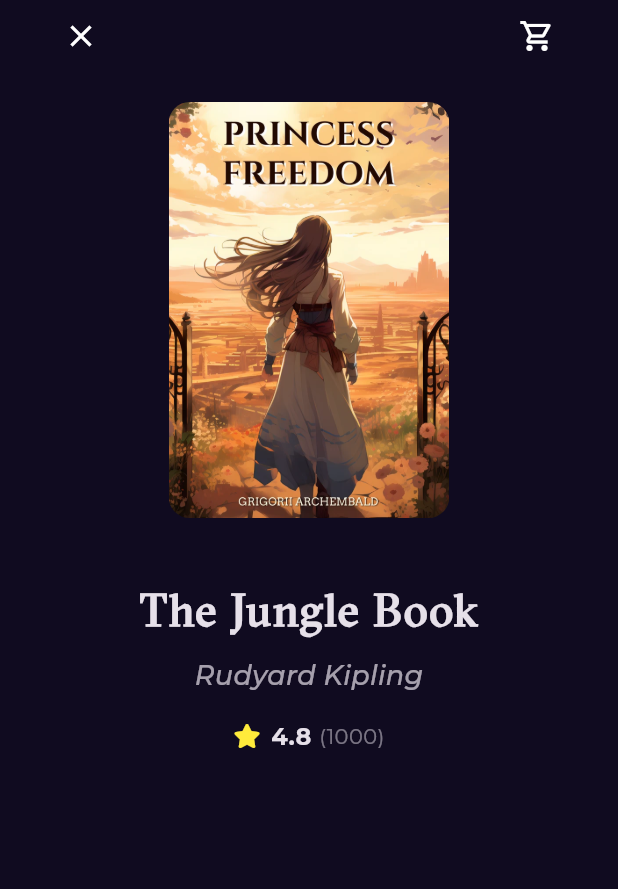
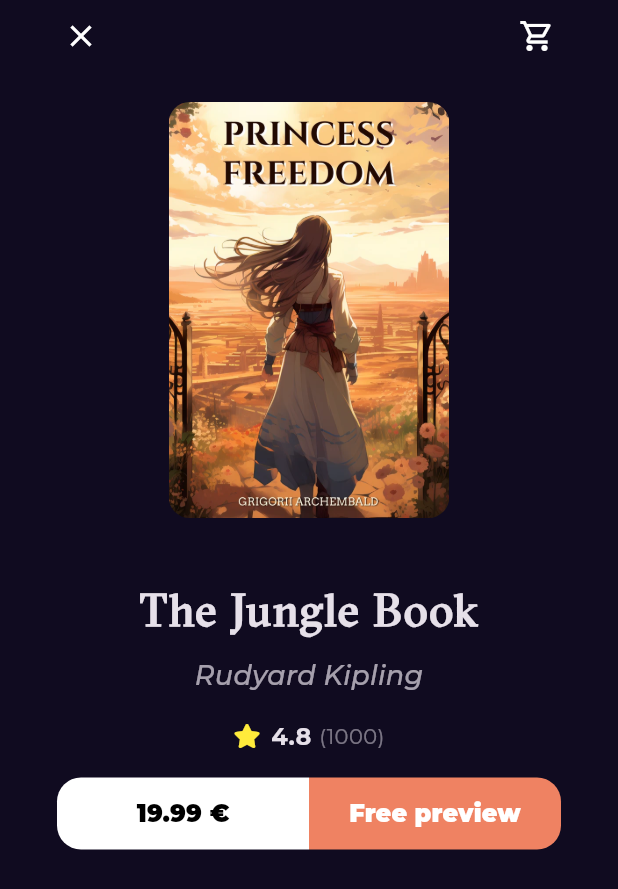
Before and after one commit to kerlosatef/bookly, a Flutter app: the BookDetailsView screen opened by its route, on a phone screen of 412 x 824 dp. Shown: the top 889 px of the screen. Run offline on Flutter 3.47's test engine with Material 3 defaults, Android fonts, the phone set to English and light mode, and no system bars; our stand-ins replace font_awesome_flutter, go_router, google_fonts.

Commit message:
Add book action buttons to book details view

```diff
--- a/lib/Features/home/presentation/views/widget/Book_details_view_body.dart
+++ b/lib/Features/home/presentation/views/widget/Book_details_view_body.dart
@@ -1,7 +1,9 @@
 import 'package:bookly/Features/home/presentation/views/widget/Book_Rating.dart';
+import 'package:bookly/Features/home/presentation/views/widget/Books_action.dart';
 import 'package:bookly/Features/home/presentation/views/widget/Custom_Book_Details_App_Bar.dart';
 import 'package:bookly/Features/home/presentation/views/widget/Custome_book_item.dart';
 import 'package:bookly/core/utlis/styels.dart';
+import 'package:bookly/core/widget/custome_button.dart';
 import 'package:flutter/material.dart';
 
 class BookDetailsViewBody extends StatelessWidget {
@@ -50,6 +52,10 @@
           Bookrating(
             mainAxisAlignment: MainAxisAlignment.center,
           ),
+          const SizedBox(
+            height: 16,
+          ),
+          BookAction(),
         ],
       ),
     );
--- /dev/null
+++ b/lib/Features/home/presentation/views/widget/Books_action.dart
@@ -0,0 +1,39 @@
+import 'package:bookly/core/widget/custome_button.dart';
+import 'package:flutter/material.dart';
+
+class BookAction extends StatelessWidget {
+  const BookAction({super.key});
+
+  @override
+  Widget build(BuildContext context) {
+    return Padding(
+      padding: const EdgeInsets.symmetric(horizontal: 8),
+      child: Row(
+        children: [
+          Expanded(
+            child: CustomButton(
+              text: "19.99 \€",
+              textColor: Colors.black,
+              backgroundColor: Colors.white,
+              borderRadius: BorderRadius.only(
+                topLeft: Radius.circular(16),
+                bottomLeft: Radius.circular(16),
+              ),
+            ),
+          ),
+          Expanded(
+            child: CustomButton(
+              text: "Free preview",
+              textColor: Colors.white,
+              backgroundColor: Color(0xffEF8262),
+              borderRadius: BorderRadius.only(
+                topRight: Radius.circular(16),
+                bottomRight: Radius.circular(16),
+              ),
+            ),
+          ),
+        ],
+      ),
+    );
+  }
+}
--- /dev/null
+++ b/lib/core/widget/custome_button.dart
@@ -0,0 +1,38 @@
+import 'package:bookly/core/utlis/styels.dart';
+import 'package:flutter/material.dart';
+
+class CustomButton extends StatelessWidget {
+  const CustomButton({
+    super.key,
+    required this.textColor,
+    required this.backgroundColor,
+    this.borderRadius,
+    required this.text,
+  });
+  final Color textColor;
+  final Color backgroundColor;
+  final BorderRadius? borderRadius;
+  final String text;
+  @override
+  Widget build(BuildContext context) {
+    return SizedBox(
+      height: 48,
+      child: TextButton(
+        style: TextButton.styleFrom(
+          backgroundColor: backgroundColor,
+          shape: RoundedRectangleBorder(
+            borderRadius: borderRadius ?? BorderRadius.circular(12),
+          ),
+        ),
+        onPressed: () {},
+        child: Text(
+          text,
+          style: Styles.textStyle16.copyWith(
+            color: textColor,
+            fontWeight: FontWeight.w900,
+          ),
+        ),
+      ),
+    );
+  }
+}
```
Also changed, not shown: lib/Features/home/presentation/views/widget/Best_Sellers_List_View_Item.dart (line endings or trailing spaces).
